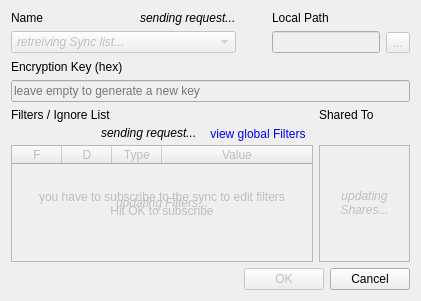
First picture: the form in Client/src/QtClient/qtSyncDialog.ui, repository psieg/MyCloud, before the edit.
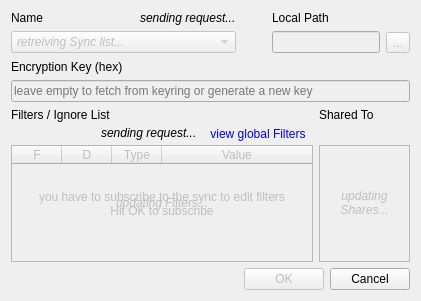
Second picture: the form after the edit. Icons and pictures are not drawn.

Commit message: Better keyring/crypt architecture (keyring is to be encrypted) (#28)

```diff
--- a/Client/src/QtClient/qtSyncDialog.ui
+++ b/Client/src/QtClient/qtSyncDialog.ui
@@ -154,7 +154,7 @@
       <number>64</number>
      </property>
      <property name="placeholderText">
-      <string>leave empty to generate a new key</string>
+      <string>leave empty to fetch from keyring or generate a new key</string>
      </property>
     </widget>
    </item>
```
The commit also changes 8 other files.
